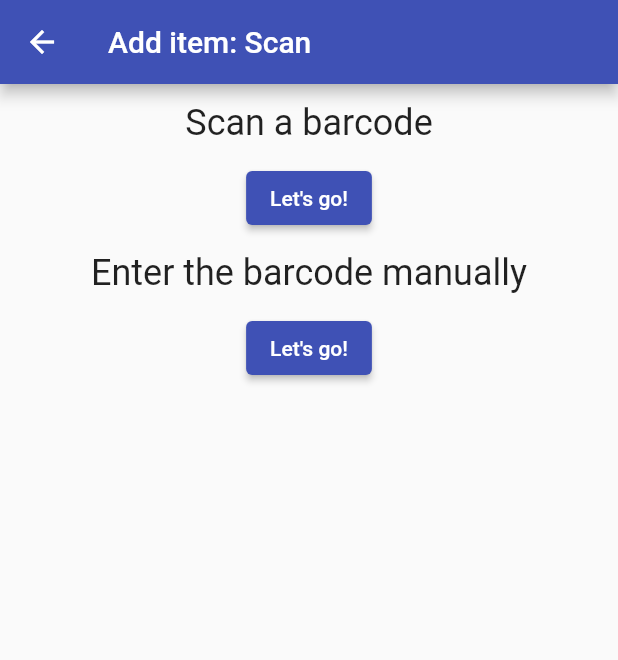
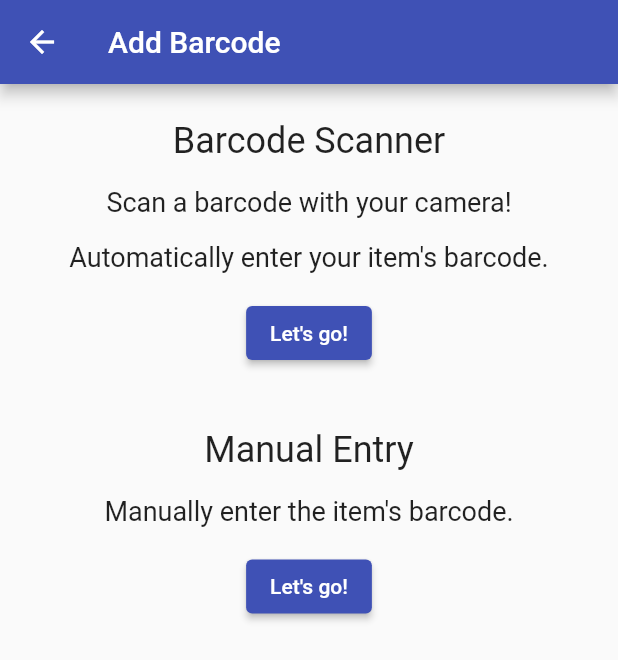
Before and after one commit to yougotwill/cheapee, a Flutter app: the screen it shows after launch, after a tap on the "add" icon, on a phone screen of 412 x 824 dp. Shown: the top 660 px of the screen. Run offline on Flutter 3.47's test engine with Material 2 defaults, Android fonts, the phone set to English and light mode, and no system bars; our stand-ins replace cloud_firestore, firebase_core; missing offline and left inert: barcode_scan2; accounts and stored records are empty.

Commit message:
cleaned up copy and improved layout

```diff
--- a/lib/main.dart
+++ b/lib/main.dart
@@ -49,19 +49,19 @@ class App extends StatelessWidget {
               ),
           '/scan': (context) => Consumer<ApplicationState>(
                 builder: (context, appState, _) => ScanItemPage(
-                    title: 'Add item: Scan',
+                    title: 'Add Barcode',
                     isExistingItem: appState.isExistingItem),
               ),
           '/add': (context) => Consumer<ApplicationState>(
                 builder: (context, appState, _) => AddItemPage(
-                  title: 'Add item: Enter details',
+                  title: 'Add Details',
                   saveItem: appState.saveItem,
                   isExistingItem: appState.isExistingItem,
                 ),
               ),
           '/details': (context) => Consumer<ApplicationState>(
                 builder: (context, appState, _) => ItemDetailsPage(
-                  title: 'Item Details',
+                  title: 'View Details',
                   saveItem: appState.saveItem,
                   isExistingItem: appState.isExistingItem,
                 ),
--- a/lib/src/pages/addItem.dart
+++ b/lib/src/pages/addItem.dart
@@ -49,7 +49,6 @@ class _AddItemPageState extends State<AddItemPage> {
         child: Column(
           mainAxisAlignment: MainAxisAlignment.start,
           children: <Widget>[
-            Header("Item Details"),
             ItemForm(
               saveItem: widget.saveItem,
               item: null,
--- a/lib/src/pages/home.dart
+++ b/lib/src/pages/home.dart
@@ -68,6 +68,10 @@ class _HomePageState extends State<HomePage> {
           // horizontal).
           mainAxisAlignment: MainAxisAlignment.start,
           children: <Widget>[
+            SizedBox(
+              width: 16.0,
+              height: 16.0,
+            ),
             Header("Let's get the best deal!"),
             ItemList(items: widget.items, clearItems: widget.clearItems),
           ],
--- a/lib/src/pages/scanItem.dart
+++ b/lib/src/pages/scanItem.dart
@@ -1,3 +1,4 @@
+import 'package:cheapee/src/widgets/paragraph.dart';
 import 'package:flutter/material.dart';
 import 'package:barcode_scan2/barcode_scan2.dart';
 
@@ -48,6 +49,10 @@ class _ScanItemPageState extends State<ScanItemPage> {
                 child: Text('No'),
                 onPressed: () {
                   Navigator.of(context).popUntil(ModalRoute.withName('/'));
+                  ScaffoldMessenger.of(context).showSnackBar(SnackBar(
+                    content: Text('Scan cancelled.'),
+                    backgroundColor: Colors.indigo[200],
+                  ));
                 },
               ),
             ],
@@ -63,27 +68,58 @@ class _ScanItemPageState extends State<ScanItemPage> {
       body: Center(
         child: Column(
           mainAxisAlignment: MainAxisAlignment.start,
+          crossAxisAlignment: CrossAxisAlignment.center,
           children: <Widget>[
-            Header('Scan a barcode'),
+            SizedBox(
+              width: 16.0,
+              height: 16.0,
+            ),
+            Header('Barcode Scanner'),
+            Paragraph("Scan a barcode with your camera!"),
+            Paragraph("Automatically enter your item's barcode."),
+            SizedBox(
+              width: 8.0,
+              height: 8.0,
+            ),
             ElevatedButton(
               onPressed: () async {
                 var result = await BarcodeScanner.scan();
-                if (result.type == ResultType.Cancelled ||
-                    result.type == ResultType.Error ||
-                    result.format == BarcodeFormat.unknown) {
-                  ScaffoldMessenger.of(context).showSnackBar(SnackBar(
-                    content: Text('Scan failed. Please try again.'),
-                    backgroundColor: Colors.red,
-                  ));
-                } else {
+                if (result.type == ResultType.Barcode) {
                   Item? existingItem =
                       await widget.isExistingItem(result.rawContent);
-                  _showConfirmationDialog(result.rawContent, existingItem);
+                  if (existingItem != null) {
+                    _showConfirmationDialog(result.rawContent, existingItem);
+                  } else {
+                    Navigator.pushNamed(context, '/add',
+                        arguments: AddItemPageArguments(result.rawContent));
+                  }
+                } else {
+                  if (result.type == ResultType.Error) {
+                    ScaffoldMessenger.of(context).showSnackBar(SnackBar(
+                      content: Text('Scan failed. Please try again.'),
+                      backgroundColor: Colors.red[100],
+                    ));
+                  }
+                  if (result.type == ResultType.Cancelled) {
+                    ScaffoldMessenger.of(context).showSnackBar(SnackBar(
+                      content: Text('Scan cancelled.'),
+                      backgroundColor: Colors.indigo[200],
+                    ));
+                  }
                 }
               },
               child: Text("Let's go!"),
             ),
-            Header('Enter the barcode manually'),
+            SizedBox(
+              width: 32.0,
+              height: 32.0,
+            ),
+            Header('Manual Entry'),
+            Paragraph("Manually enter the item's barcode."),
+            SizedBox(
+              width: 8.0,
+              height: 8.0,
+            ),
             ElevatedButton(
               onPressed: () {
                 Navigator.pushNamed(context, '/add',
--- a/lib/src/widgets/header.dart
+++ b/lib/src/widgets/header.dart
@@ -6,7 +6,7 @@ class Header extends StatelessWidget {
 
   @override
   Widget build(BuildContext context) => Padding(
-        padding: const EdgeInsets.symmetric(horizontal: 8, vertical: 12),
+        padding: const EdgeInsets.symmetric(horizontal: 8, vertical: 8),
         child: Text(
           heading,
           style: TextStyle(fontSize: 24),
--- a/lib/src/widgets/itemList.dart
+++ b/lib/src/widgets/itemList.dart
@@ -39,14 +39,14 @@ class _ItemListState extends State<ItemList> {
       rows.add(new DataRow(
         cells: <DataCell>[
           DataCell(Text(item.name)),
-          DataCell(Text(item.units.toString())),
+          DataCell(Text(item.units)),
           DataCell(Text(item.rpu)),
         ],
         onSelectChanged: (value) => {
           showDialog(
               context: context,
               builder: (_) => SimpleDialog(
-                    title: const Text('Actions'),
+                    title: const Text('Item Actions'),
                     children: <Widget>[
                       SimpleDialogOption(
                         onPressed: () {
@@ -55,7 +55,7 @@ class _ItemListState extends State<ItemList> {
                               arguments: ItemDetailsPageArguments(item, false));
                         },
                         child: const IconAndDetail(
-                            Icons.info_outline, 'More information'),
+                            Icons.info_outline, 'View Details'),
                       ),
                       SimpleDialogOption(
                         onPressed: () async {
@@ -83,9 +83,13 @@ class _ItemListState extends State<ItemList> {
     return Column(
       mainAxisAlignment: MainAxisAlignment.start,
       children: <Widget>[
-        Paragraph(
-            '${widget.items.length > 0 ? 'Looking at: ${widget.items[0].category}' : 'Add items by tapping the bottom button.'}'),
-        if (widget.items.length > 0)
+        if (widget.items.length > 0) ...[
+          SizedBox(
+            width: 16.0,
+            height: 16.0,
+          ),
+          Paragraph(
+              'You are shopping for: ${widget.items[0].category[0].toUpperCase()}${widget.items[0].category.substring(1)}'),
           DataTable(
             showCheckboxColumn: false,
             columns: const <DataColumn>[
@@ -113,6 +117,27 @@ class _ItemListState extends State<ItemList> {
             ],
             rows: _getRows(widget.items),
           ),
+        ],
+        if (widget.items.length == 0)
+          Column(
+            mainAxisAlignment: MainAxisAlignment.start,
+            crossAxisAlignment: CrossAxisAlignment.start,
+            children: [
+              SizedBox(
+                width: 16.0,
+                height: 16.0,
+              ),
+              Paragraph('Step 1: Add some items to Cheapee.'),
+              Paragraph("Step 2: Check each item's details."),
+              Paragraph('Step 3: Choose the best deal.'),
+              Paragraph("Step 4: Profit"),
+              SizedBox(
+                width: 16.0,
+                height: 16.0,
+              ),
+              Paragraph('Add items by tapping the plus button.'),
+            ],
+          )
       ],
     );
   }
--- a/lib/src/widgets/paragraph.dart
+++ b/lib/src/widgets/paragraph.dart
@@ -5,7 +5,7 @@ class Paragraph extends StatelessWidget {
   final String content;
   @override
   Widget build(BuildContext context) => Padding(
-        padding: const EdgeInsets.symmetric(horizontal: 8, vertical: 16),
+        padding: const EdgeInsets.symmetric(horizontal: 8, vertical: 8),
         child: Text(
           content,
           style: TextStyle(fontSize: 18),
```
Also changed, not shown: lib/src/widgets/itemForm.dart (+7 -3 lines).
